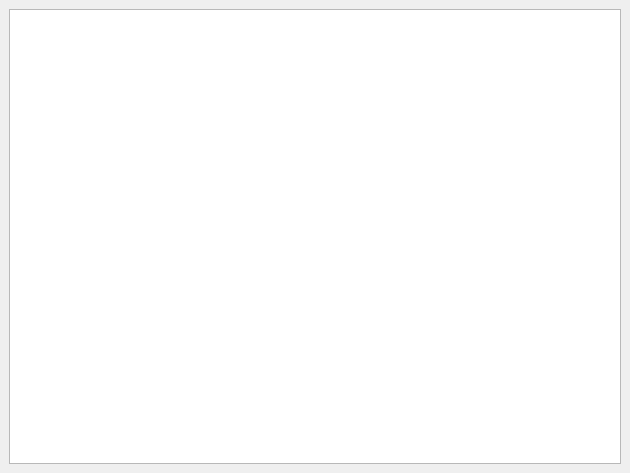
andyparkins/qblame, file src/qblame.ui: the form before one commit.
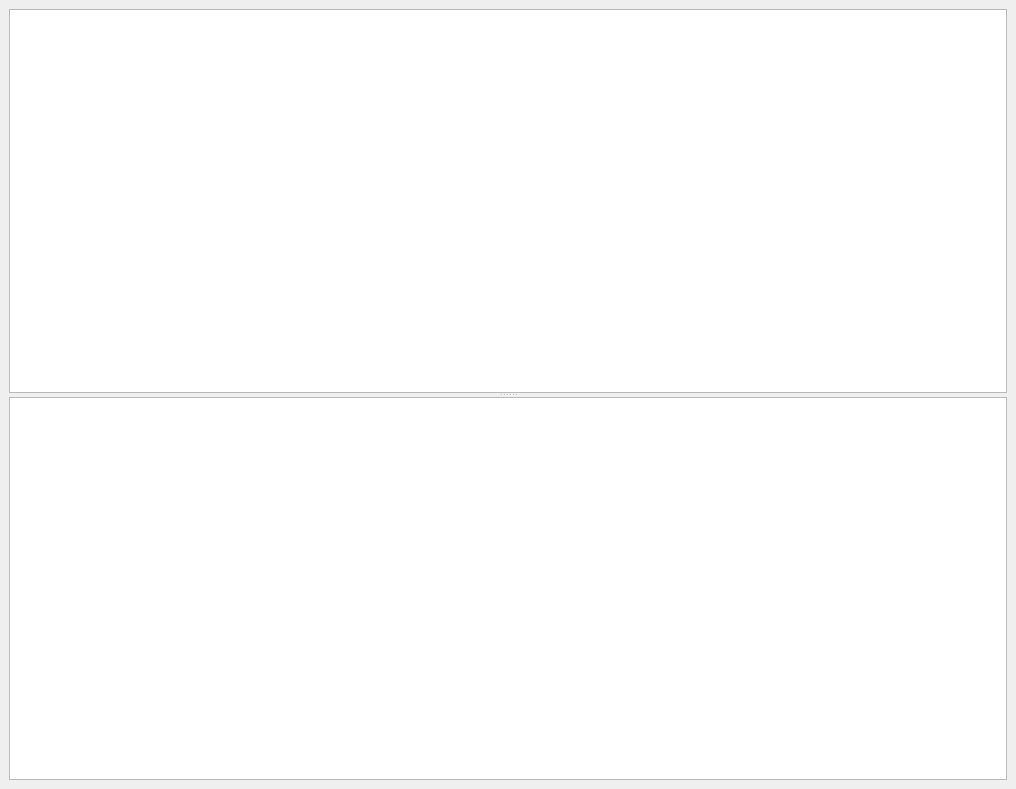
The form after the commit.

Commit message:
Give the model both a file viewing root and a revision viewing root
The model now has two potential root nodes; one for viewing the file and
one for viewing the revisions.  I've added a separate tree view for the
revision list and set the root nodes as appropriate.

The edit to the form file:
```diff
--- a/src/qblame.ui
+++ b/src/qblame.ui
@@ -5,8 +5,8 @@
    <rect>
     <x>0</x>
     <y>0</y>
-    <width>630</width>
-    <height>473</height>
+    <width>1016</width>
+    <height>789</height>
    </rect>
   </property>
   <property name="windowTitle" >
@@ -20,7 +20,21 @@
     <number>6</number>
    </property>
    <item>
-    <widget class="QTreeView" name="listBlame" />
+    <widget class="QSplitter" name="splitter" >
+     <property name="orientation" >
+      <enum>Qt::Vertical</enum>
+     </property>
+     <widget class="QTreeView" name="listHistory" >
+      <property name="rootIsDecorated" >
+       <bool>false</bool>
+      </property>
+     </widget>
+     <widget class="QTreeView" name="listBlame" >
+      <property name="rootIsDecorated" >
+       <bool>false</bool>
+      </property>
+     </widget>
+    </widget>
    </item>
   </layout>
  </widget>
```
The commit also changes 2 other files.
